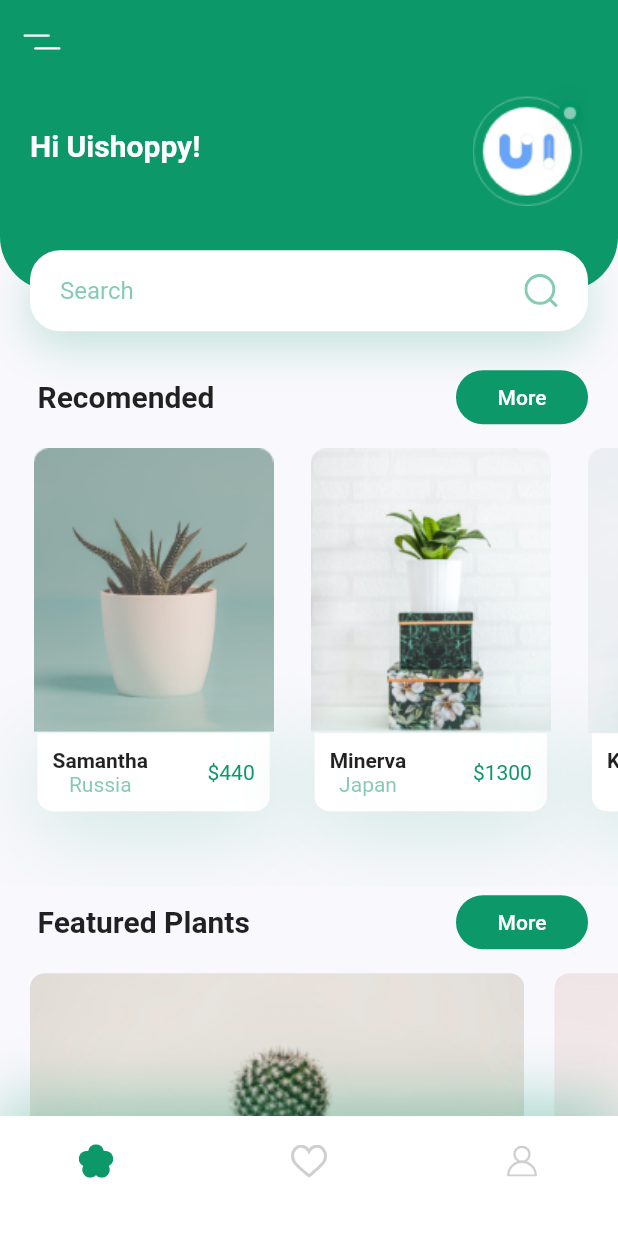
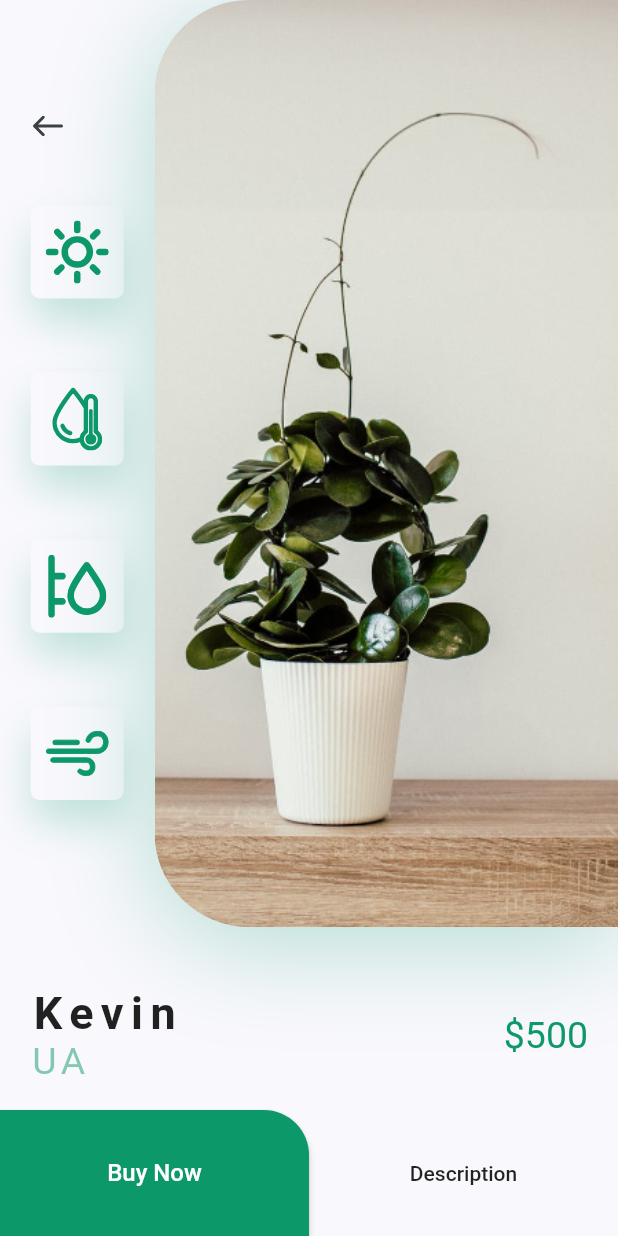
Before and after one commit to farhan1202/plant-app, a Flutter app: the screen it shows after launch, after a tap on "Kevin", on a phone screen of 412 x 824 dp. Run offline on Flutter 3.47's test engine with Material 2 defaults, Android fonts, the phone set to English and light mode, and no system bars; our stand-ins replace flutter_svg, get.

Commit message:
Update Design #3

```diff
--- a/lib/app/data/utils/buttomNav.dart
+++ b/lib/app/data/utils/buttomNav.dart
@@ -13,9 +13,8 @@ class buttomNav extends StatelessWidget {
       padding: EdgeInsets.only(
         left: kDefaultPadding * 2,
         right: kDefaultPadding * 2,
-        bottom: kDefaultPadding,
       ),
-      height: 80,
+      height: 70,
       decoration: BoxDecoration(color: Colors.white, boxShadow: [
         BoxShadow(
             offset: Offset(0, -10),
--- /dev/null
+++ b/lib/app/modules/main/detail/views/components/body.dart
@@ -0,0 +1,54 @@
+import 'package:flutter/material.dart';
+import 'package:get/get.dart';
+import 'package:plant_app/app/data/utils/constants.dart';
+import 'detailOwnerProduct.dart';
+import 'imageAndIcon.dart';
+
+class Body extends StatelessWidget {
+  const Body({Key? key}) : super(key: key);
+
+  @override
+  Widget build(BuildContext context) {
+    Size size = MediaQuery.of(context).size;
+    var data = Get.arguments;
+    return Container(
+      height: size.height,
+      child: Column(
+        children: [
+          ImageAndIcon(size: size),
+          DetailOwnerProduct(data: data),
+          Expanded(child: Container()),
+          Row(
+            children: [
+              Container(
+                width: size.width / 2,
+                height: 84,
+                child: RaisedButton(
+                  onPressed: () {},
+                  shape: RoundedRectangleBorder(
+                      borderRadius: BorderRadius.only(
+                    topRight: Radius.circular(30),
+                  )),
+                  color: kPrimaryColor,
+                  child: Text(
+                    "Buy Now",
+                    style: TextStyle(
+                      color: Colors.white,
+                      fontSize: 16,
+                    ),
+                  ),
+                ),
+              ),
+              Expanded(
+                child: FlatButton(
+                  onPressed: () {},
+                  child: Text("Description"),
+                ),
+              ),
+            ],
+          ),
+        ],
+      ),
+    );
+  }
+}
--- /dev/null
+++ b/lib/app/modules/main/detail/views/components/detailOwnerProduct.dart
@@ -0,0 +1,45 @@
+import 'package:flutter/material.dart';
+import 'package:plant_app/app/data/utils/constants.dart';
+
+class DetailOwnerProduct extends StatelessWidget {
+  const DetailOwnerProduct({
+    Key? key,
+    required this.data,
+  }) : super(key: key);
+
+  final data;
+
+  @override
+  Widget build(BuildContext context) {
+    return Padding(
+      padding: EdgeInsets.symmetric(horizontal: kDefaultPadding),
+      child: Row(
+        children: [
+          Column(
+            crossAxisAlignment: CrossAxisAlignment.start,
+            children: [
+              Text(
+                data[0]["title"],
+                style: TextStyle(
+                    fontWeight: FontWeight.bold,
+                    fontSize: 30,
+                    letterSpacing: 5),
+              ),
+              Text(
+                data[0]["country"],
+                style: TextStyle(
+                  color: kPrimaryColor.withOpacity(0.5),
+                  fontSize: 25,
+                  letterSpacing: 3,
+                ),
+              ),
+            ],
+          ),
+          Spacer(),
+          Text("\$${data[0]["price"]}",
+              style: TextStyle(color: kPrimaryColor, fontSize: 25)),
+        ],
+      ),
+    );
+  }
+}
--- /dev/null
+++ b/lib/app/modules/main/detail/views/components/iconcard.dart
@@ -0,0 +1,31 @@
+import 'package:flutter/material.dart';
+import 'package:flutter_svg/flutter_svg.dart';
+import 'package:plant_app/app/data/utils/constants.dart';
+
+class IconCard extends StatelessWidget {
+  const IconCard({Key? key, required this.size, required this.icon})
+      : super(key: key);
+
+  final Size size;
+  final String icon;
+  @override
+  Widget build(BuildContext context) {
+    return Container(
+      margin: EdgeInsets.symmetric(vertical: size.height * 0.03),
+      padding: EdgeInsets.all(kDefaultPadding / 2),
+      height: 62,
+      width: 62,
+      decoration: BoxDecoration(
+          color: kBackgroundColor,
+          borderRadius: BorderRadius.circular(6),
+          boxShadow: [
+            BoxShadow(
+              offset: Offset(0, 15),
+              blurRadius: 22,
+              color: kPrimaryColor.withOpacity(0.22),
+            )
+          ]),
+      child: SvgPicture.asset(icon),
+    );
+  }
+}
--- /dev/null
+++ b/lib/app/modules/main/detail/views/components/imageAndIcon.dart
@@ -0,0 +1,69 @@
+import 'package:flutter/material.dart';
+import 'package:flutter_svg/flutter_svg.dart';
+import 'package:get/get.dart';
+import 'package:plant_app/app/data/utils/constants.dart';
+
+import 'iconcard.dart';
+
+class ImageAndIcon extends StatelessWidget {
+  const ImageAndIcon({Key? key, required this.size}) : super(key: key);
+
+  final Size size;
+  @override
+  Widget build(BuildContext context) {
+    return Padding(
+      padding: EdgeInsets.only(bottom: kDefaultPadding * 2),
+      child: SizedBox(
+        height: size.height * 0.75,
+        child: Row(
+          children: [
+            Expanded(
+              child: Padding(
+                padding: EdgeInsets.symmetric(vertical: kDefaultPadding * 3),
+                child: Column(
+                  children: [
+                    Align(
+                      alignment: Alignment.topLeft,
+                      child: IconButton(
+                        onPressed: () {
+                          Get.back();
+                        },
+                        icon: SvgPicture.asset("assets/icons/back_arrow.svg"),
+                        padding:
+                            EdgeInsets.symmetric(horizontal: kDefaultPadding),
+                      ),
+                    ),
+                    Spacer(),
+                    IconCard(size: size, icon: "assets/icons/sun.svg"),
+                    IconCard(size: size, icon: "assets/icons/icon_2.svg"),
+                    IconCard(size: size, icon: "assets/icons/icon_3.svg"),
+                    IconCard(size: size, icon: "assets/icons/icon_4.svg"),
+                  ],
+                ),
+              ),
+            ),
+            Container(
+              height: size.height * 0.8,
+              width: size.width * 0.75,
+              decoration: BoxDecoration(
+                  borderRadius: BorderRadius.only(
+                    topLeft: Radius.circular(63),
+                    bottomLeft: Radius.circular(63),
+                  ),
+                  boxShadow: [
+                    BoxShadow(
+                        offset: Offset(0, 10),
+                        blurRadius: 60,
+                        color: kPrimaryColor.withOpacity(0.3)),
+                  ],
+                  image: DecorationImage(
+                      image: AssetImage("assets/images/img.png"),
+                      alignment: Alignment.centerLeft,
+                      fit: BoxFit.cover)),
+            )
+          ],
+        ),
+      ),
+    );
+  }
+}
--- a/lib/app/modules/main/detail/views/detail_view.dart
+++ b/lib/app/modules/main/detail/views/detail_view.dart
@@ -3,21 +3,13 @@ import 'package:flutter/material.dart';
 import 'package:get/get.dart';
 
 import '../controllers/detail_controller.dart';
+import 'components/body.dart';
 
 class DetailView extends GetView<DetailController> {
   @override
   Widget build(BuildContext context) {
     return Scaffold(
-      appBar: AppBar(
-        title: Text('DetailView'),
-        centerTitle: true,
-      ),
-      body: Center(
-        child: Text(
-          'DetailView is working',
-          style: TextStyle(fontSize: 20),
-        ),
-      ),
+      body: Body(),
     );
   }
 }
--- a/lib/app/modules/main/home/views/components/recomendedPlant.dart
+++ b/lib/app/modules/main/home/views/components/recomendedPlant.dart
@@ -1,5 +1,7 @@
 import 'package:flutter/material.dart';
+import 'package:get/get.dart';
 import 'package:plant_app/app/data/utils/constants.dart';
+import 'package:plant_app/app/routes/app_pages.dart';
 
 class RecomendedPlant extends StatelessWidget {
   const RecomendedPlant({Key? key, required this.size}) : super(key: key);
@@ -16,7 +18,6 @@ class RecomendedPlant extends StatelessWidget {
             title: "Samantha",
             country: "Russia",
             price: 440,
-            press: () {},
           ),
           cardPlantRecomended(
             size: size,
@@ -24,7 +25,6 @@ class RecomendedPlant extends StatelessWidget {
             title: "Minerva",
             country: "Japan",
             price: 1300,
-            press: () {},
           ),
           cardPlantRecomended(
             size: size,
@@ -32,7 +32,6 @@ class RecomendedPlant extends StatelessWidget {
             title: "Kevin",
             country: "UA",
             price: 500,
-            press: () {},
           ),
         ],
       ),
@@ -48,13 +47,11 @@ class cardPlantRecomended extends StatelessWidget {
     required this.title,
     required this.country,
     required this.price,
-    required this.press,
   }) : super(key: key);
 
   final Size size;
   final String image, title, country;
   final int price;
-  final VoidCallback press;
 
   @override
   Widget build(BuildContext context) {
@@ -69,7 +66,17 @@ class cardPlantRecomended extends StatelessWidget {
         children: [
           Image.asset(image),
           GestureDetector(
-            onTap: press,
+            onTap: () {
+              var data = [
+                {
+                  "image": image,
+                  "title": title,
+                  "country": country,
+                  "price": price,
+                }
+              ];
+              Get.toNamed(Routes.DETAIL, arguments: data);
+            },
             child: Container(
               margin: EdgeInsets.symmetric(horizontal: kDefaultPadding / 4),
               padding: EdgeInsets.all(kDefaultPadding / 2),
```
